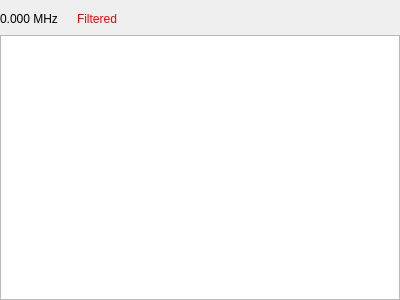
Old version of the form ui/WsjtxWidget.ui in the repository aa5sh/QLog.
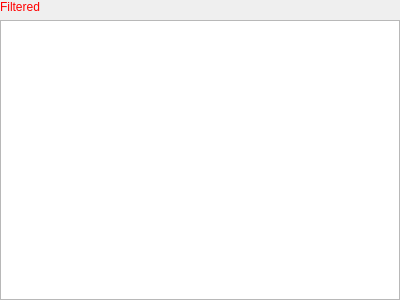
New version of the form. Icons and pictures are not drawn.

Commit message: WSJTX Widget: Removed Freq and Mode label

The edit to the form file:
```diff
--- a/ui/WsjtxWidget.ui
+++ b/ui/WsjtxWidget.ui
@@ -13,12 +13,12 @@
   <property name="windowTitle">
    <string>Form</string>
   </property>
-  <layout class="QGridLayout" name="gridLayout">
+  <layout class="QVBoxLayout" name="verticalLayout">
    <property name="leftMargin">
     <number>0</number>
    </property>
    <property name="topMargin">
-    <number>9</number>
+    <number>0</number>
    </property>
    <property name="rightMargin">
     <number>0</number>
@@ -26,34 +26,29 @@
    <property name="bottomMargin">
     <number>0</number>
    </property>
-   <item row="0" column="0" colspan="2">
-    <widget class="QLabel" name="freqLabel">
-     <property name="text">
-      <string>0.000 MHz</string>
+   <item>
+    <widget class="QLabel" name="filteredLabel">
+     <property name="sizePolicy">
+      <sizepolicy hsizetype="Maximum" vsizetype="Maximum">
+       <horstretch>0</horstretch>
+       <verstretch>0</verstretch>
+      </sizepolicy>
      </property>
-    </widget>
-   </item>
-   <item row="0" column="2">
-    <widget class="QLabel" name="modeLabel">
+     <property name="styleSheet">
+      <string notr="true">color: red</string>
+     </property>
      <property name="text">
-      <string/>
+      <string>Filtered</string>
      </property>
-    </widget>
-   </item>
-   <item row="0" column="4">
-    <spacer name="horizontalSpacer">
-     <property name="orientation">
-      <enum>Qt::Horizontal</enum>
+     <property name="alignment">
+      <set>Qt::AlignCenter</set>
      </property>
-     <property name="sizeHint" stdset="0">
-      <size>
-       <width>40</width>
-       <height>20</height>
-      </size>
+     <property name="textInteractionFlags">
+      <set>Qt::NoTextInteraction</set>
      </property>
-    </spacer>
+    </widget>
    </item>
-   <item row="1" column="0" colspan="6">
+   <item>
     <widget class="QTableView" name="tableView">
      <property name="focusPolicy">
       <enum>Qt::ClickFocus</enum>
@@ -117,16 +112,6 @@
      </attribute>
     </widget>
    </item>
-   <item row="0" column="3">
-    <widget class="QLabel" name="filteredLabel">
-     <property name="styleSheet">
-      <string notr="true">color: red</string>
-     </property>
-     <property name="text">
-      <string>Filtered</string>
-     </property>
-    </widget>
-   </item>
   </layout>
   <action name="actionDisplayedColumns">
    <property name="text">
```
The commit also changes 2 other files.
